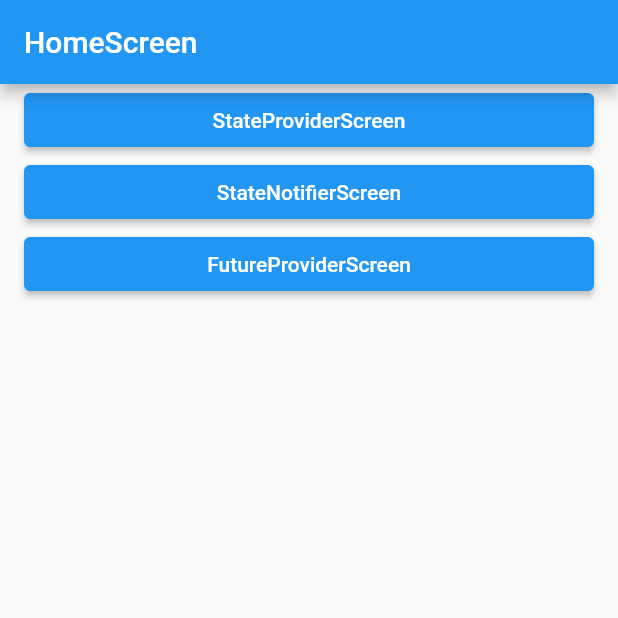
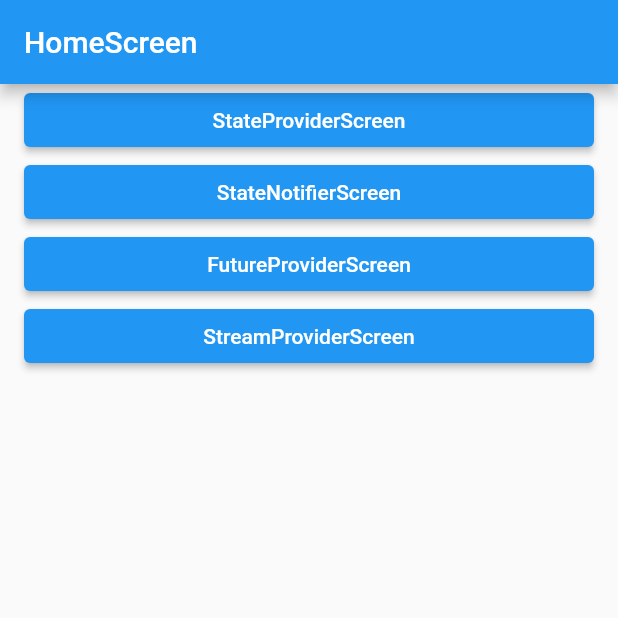
Before and after one commit to ji-hyun219/riverpod_study, a Flutter app: the screen it shows after launch, on a phone screen of 412 x 824 dp, the top half of it. Run offline on Flutter 3.47's test engine with Material 2 defaults, Android fonts, the phone set to English and light mode, and no system bars; our stand-ins replace flutter_riverpod.

Commit message:
StreamProvider

```diff
--- a/lib/screen/home_screen.dart
+++ b/lib/screen/home_screen.dart
@@ -3,6 +3,8 @@ import 'package:riverpod_study/layout/default_layout.dart';
 import 'package:riverpod_study/screen/future_provider_screen.dart';
 import 'package:riverpod_study/screen/state_notifier_provider_screen.dart';
 import 'package:riverpod_study/screen/state_provider_screen.dart';
+
+import 'stream_provider_screen.dart';
 
 class HomeScreen extends StatelessWidget {
   const HomeScreen({super.key});
@@ -33,7 +35,14 @@ class HomeScreen extends StatelessWidget {
                     builder: (_) => const FutureProviderScreen(),
                   ));
                 },
-                child: const Text('FutureProviderScreen'))
+                child: const Text('FutureProviderScreen')),
+            ElevatedButton(
+                onPressed: () {
+                  Navigator.of(context).push(MaterialPageRoute(
+                    builder: (_) => const StreamProviderScreen(),
+                  ));
+                },
+                child: const Text('StreamProviderScreen'))
           ],
         ));
   }
```
Also changed, not shown: lib/riverpod/stream_provider.dart (added, +11 -0 lines), lib/screen/stream_provider_screen.dart (added, +25 -0 lines), 1 other file.
